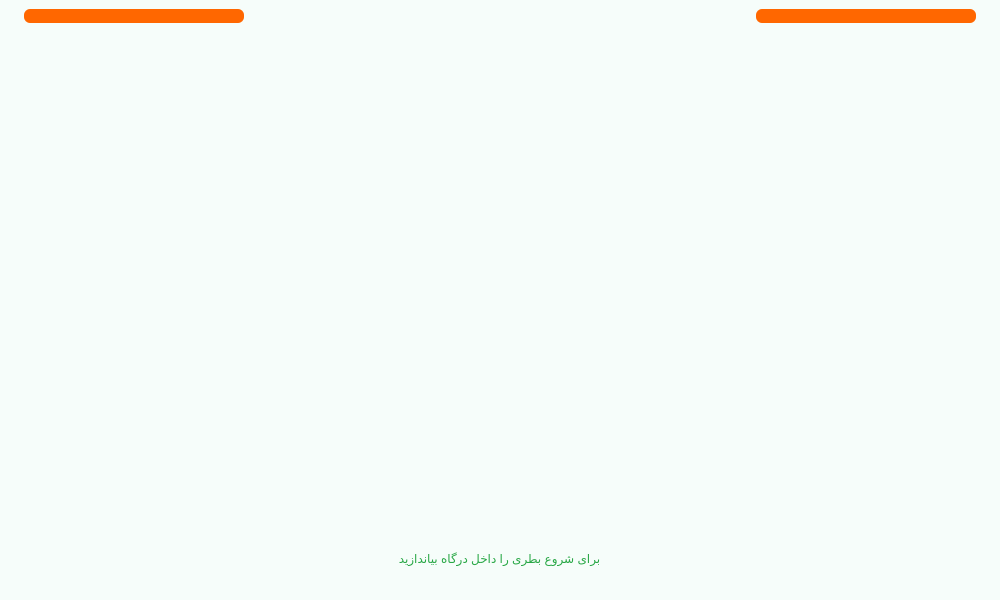
Qt form main.ui (Farazist/raspberrypi-app) before a commit.
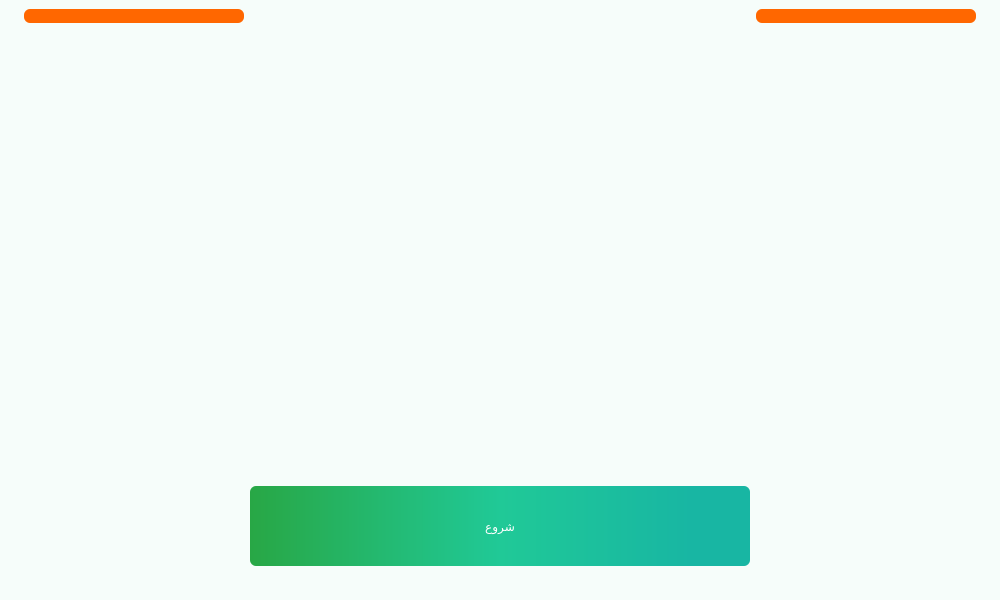
The same form after that commit. The open tabs and pages were chosen to show the change. Icons and pictures are not drawn.

Commit message: chaneg to old code

What changed in the file:
```diff
--- a/main.ui
+++ b/main.ui
@@ -240,18 +240,30 @@
           </property>
          </widget>
         </item>
-        <item alignment="Qt::AlignHCenter|Qt::AlignBottom">
-         <widget class="QLabel" name="lbl_text_start">
+        <item alignment="Qt::AlignHCenter">
+         <widget class="QPushButton" name="btn_start">
+          <property name="minimumSize">
+           <size>
+            <width>500</width>
+            <height>80</height>
+           </size>
+          </property>
+          <property name="maximumSize">
+           <size>
+            <width>500</width>
+            <height>80</height>
+           </size>
+          </property>
           <property name="styleSheet">
-           <string notr="true">color: #28a745;
+           <string notr="true">color: rgb(255, 255, 255);
+background-color: qlineargradient(spread:pad, x1:0, y1:0, x2:1, y2:0, stop:0 #28a745, stop:0.5 #20c997,  stop:0.883 #18b6a3);
+color: rgb(255, 255, 255);
+border-radius: 6px;
 outline-style: none;
 font: 22pt &quot;IRANSans&quot;;</string>
           </property>
           <property name="text">
-           <string>برای شروع بطری را داخل درگاه بیاندازید</string>
-          </property>
-          <property name="alignment">
-           <set>Qt::AlignCenter</set>
+           <string>شروع</string>
           </property>
          </widget>
         </item>
```
Left out of the diff: 6 changed lines with no effect on the pictures. The commit also changes 2 other files.
